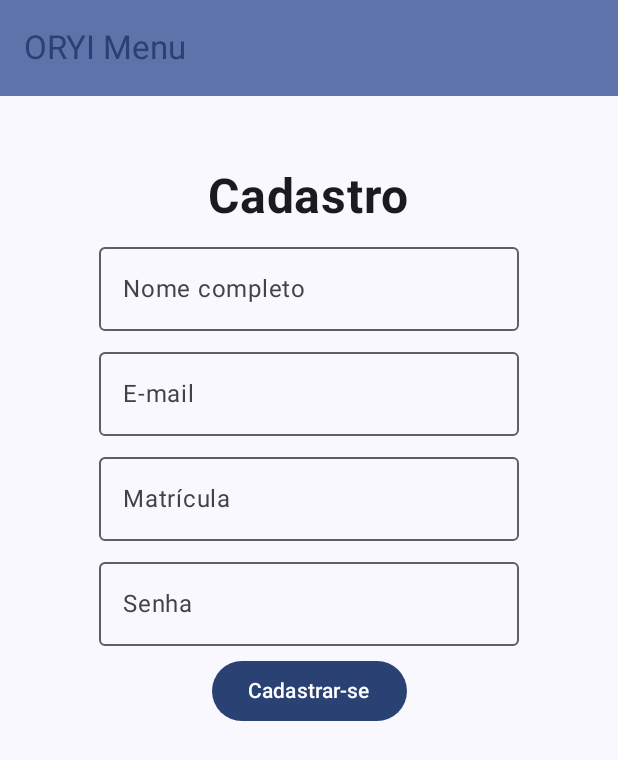
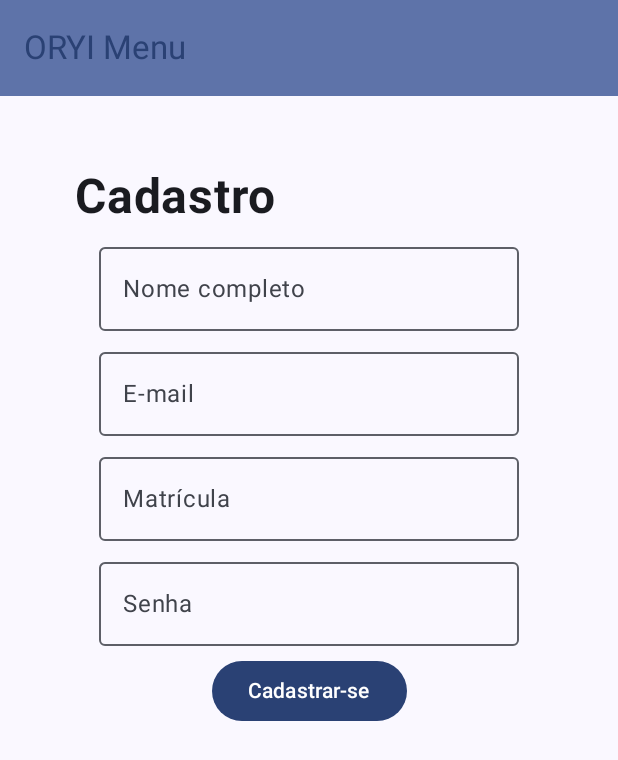
Before and after one commit to yagocdj/oriy-menu, an Android app built with Jetpack Compose: the register screen opened through its navigation route, on a phone screen of 412 x 824 dp. Shown: the top 760 px of the screen. Run offline under Robolectric (Android 15) with nearby library versions, the phone set to English and light mode, and no system bars.

Commit message:
change RegisterForm's title alignment

```diff
--- a/app/src/main/java/br/edu/ifpb/pdm/oriymenu/ui/theme/screens/Register.kt
+++ b/app/src/main/java/br/edu/ifpb/pdm/oriymenu/ui/theme/screens/Register.kt
@@ -1,8 +1,10 @@
 package br.edu.ifpb.pdm.oriymenu.ui.theme.screens
 
 import androidx.compose.foundation.layout.Column
+import androidx.compose.foundation.layout.Row
 import androidx.compose.foundation.layout.Spacer
 import androidx.compose.foundation.layout.fillMaxSize
+import androidx.compose.foundation.layout.fillMaxWidth
 import androidx.compose.foundation.layout.height
 import androidx.compose.foundation.layout.padding
 import androidx.compose.foundation.text.KeyboardOptions
@@ -19,6 +21,7 @@ import androidx.compose.ui.Modifier
 import androidx.compose.ui.text.font.FontWeight
 import androidx.compose.ui.text.input.KeyboardType
 import androidx.compose.ui.text.input.PasswordVisualTransformation
+import androidx.compose.ui.text.style.TextAlign
 import androidx.compose.ui.tooling.preview.Preview
 import androidx.compose.ui.unit.dp
 import androidx.compose.ui.unit.sp
@@ -40,11 +43,17 @@ fun RegisterForm(modifier: Modifier = Modifier, onRegisterSuccessClick: () -> Un
             .padding(top = 32.dp),
         horizontalAlignment = Alignment.CenterHorizontally
     ) {
-        Text(
-            text = "Cadastro",
-            fontSize = 32.sp,
-            fontWeight = FontWeight.Bold
-        )
+        Row(modifier = Modifier
+            .fillMaxWidth()
+            .padding(start = 50.dp)
+        ) {
+            Text(
+                text = "Cadastro",
+                fontSize = 32.sp,
+                fontWeight = FontWeight.Bold,
+                textAlign = TextAlign.Start
+            )
+        }
         Spacer(modifier = Modifier.height(6.dp))
         OutlinedTextField(
             value = fullName,
```
